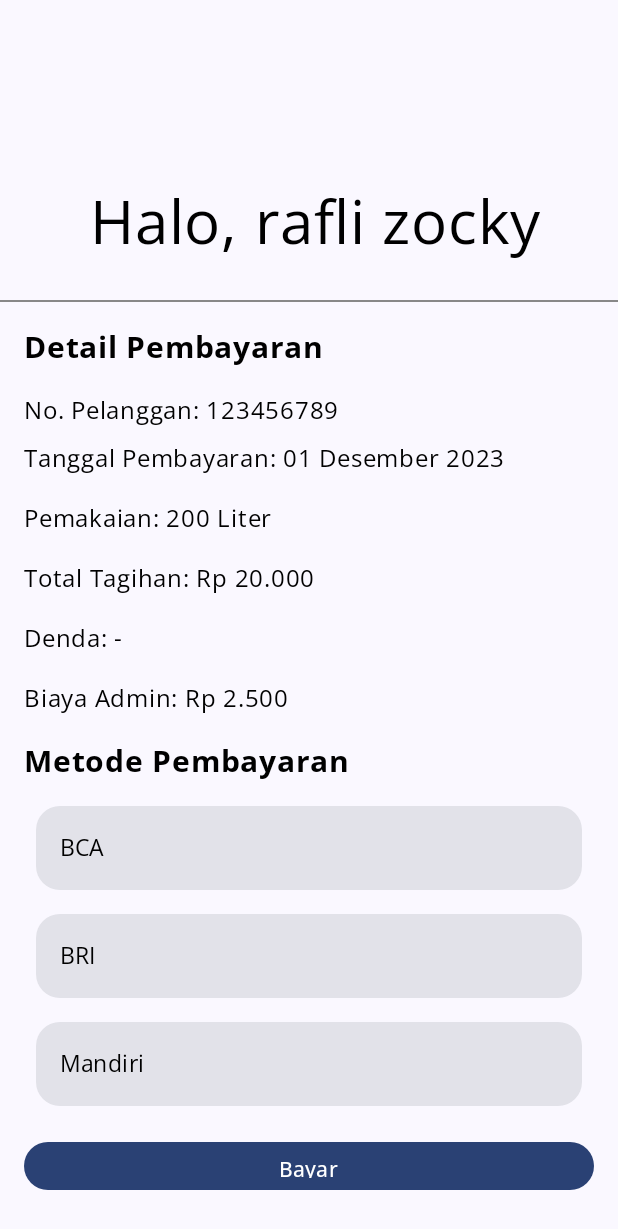
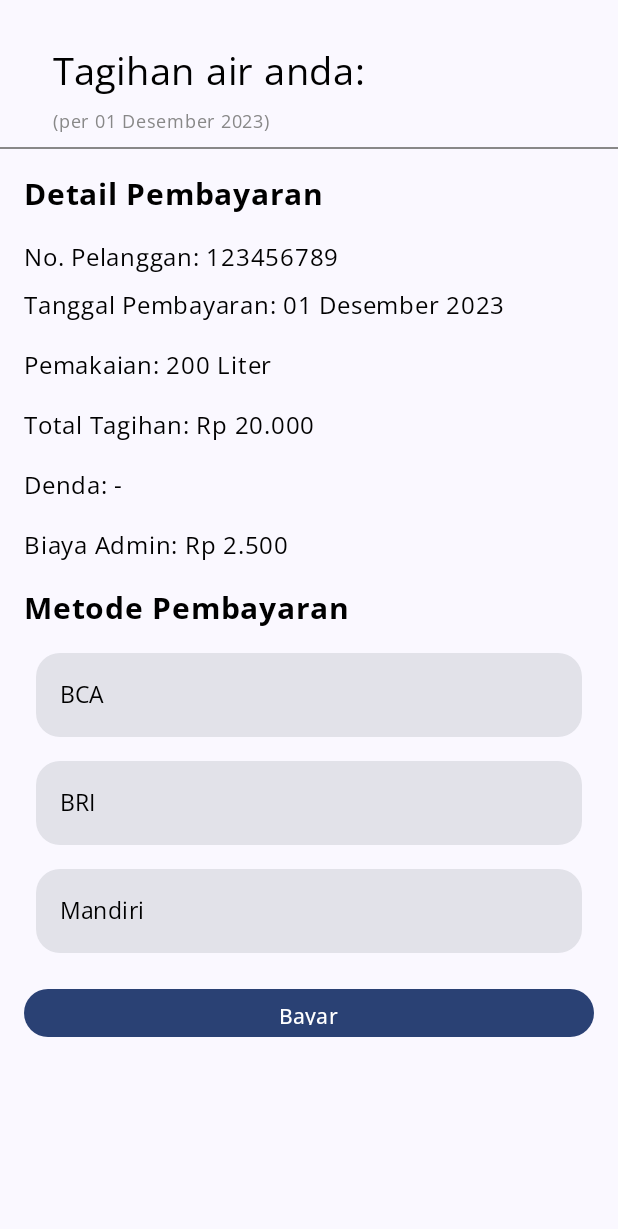
Before and after one commit to raflizocky/sayangair-bangkit, an Android app built with Jetpack Compose: the composable PaymentScreen shown on its own in the app's theme, on a phone screen of 412 x 824 dp. Shown: the top 1229 px of the screen. Run offline under Robolectric (Android 15) with nearby library versions, the phone set to English and light mode, and no system bars.

Commit message:
beautify the layouting

```diff
--- a/app/src/main/java/com/waterissue/sayangair/presentation/payment/component/User.kt
+++ b/app/src/main/java/com/waterissue/sayangair/presentation/payment/component/User.kt
@@ -1,11 +1,10 @@
 package com.waterissue.sayangair.presentation.payment.component
 
+import androidx.compose.foundation.layout.Arrangement
 import androidx.compose.foundation.layout.Column
-import androidx.compose.foundation.layout.Row
 import androidx.compose.foundation.layout.padding
 import androidx.compose.material3.Text
 import androidx.compose.runtime.Composable
-import androidx.compose.ui.Alignment
 import androidx.compose.ui.Modifier
 import androidx.compose.ui.graphics.Color
 import androidx.compose.ui.unit.dp
@@ -14,19 +13,19 @@ import androidx.compose.ui.unit.sp
 @Composable
 fun User() {
     Column(
-        horizontalAlignment = Alignment.CenterHorizontally,
-        modifier = Modifier
-            .padding(20.dp)
+        verticalArrangement = Arrangement.Center,
+        modifier = Modifier.padding(top = 30.dp, start = 35.dp)
     ) {
-        Row(
-            verticalAlignment = Alignment.CenterVertically,
-            modifier = Modifier.padding(top = 100.dp, start = 40.dp)
-        ) {
-            Text(
-                text = "Halo, rafli zocky",
-                color = Color.Black,
-                fontSize = 40.sp,
-            )
-        }
+        Text(
+            text = "Tagihan air anda:",
+            color = Color.Black,
+            fontSize = 25.sp,
+        )
+        Text(
+            text = "(per 01 Desember 2023)",
+            color = Color.Gray,
+            fontSize = 12.sp,
+            modifier = Modifier.padding(top = 4.dp)
+        )
     }
 }
```
